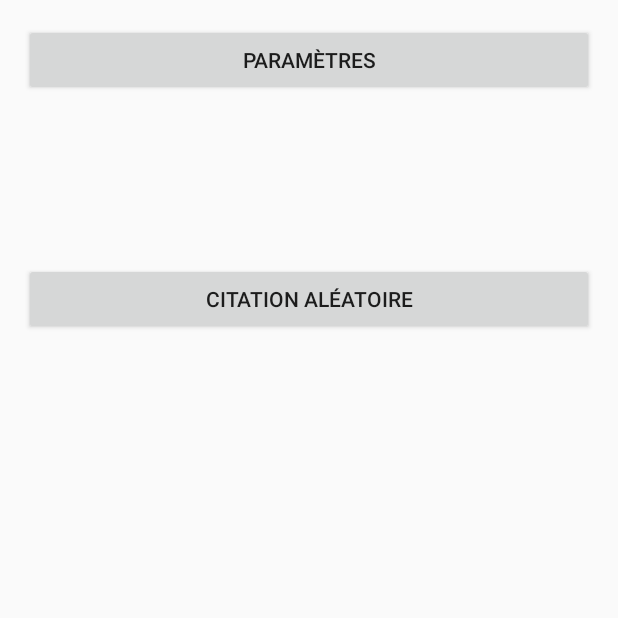
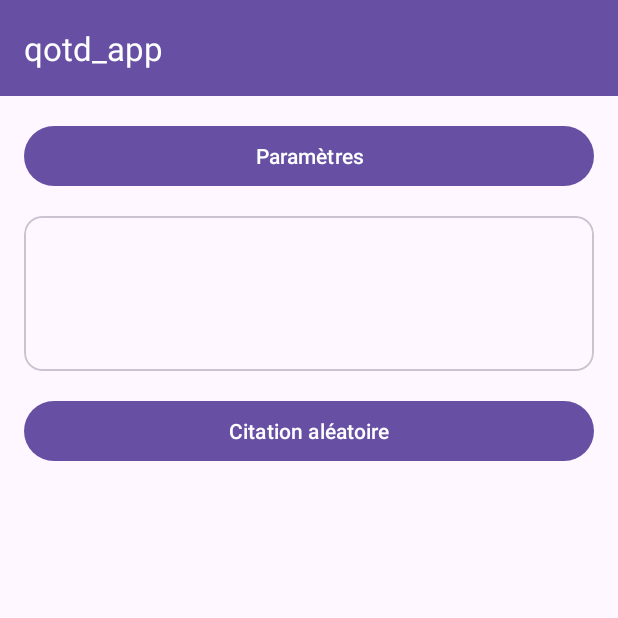
Before and after one commit to quvntvn/qotd_app, an Android app built with Jetpack Compose: the screen it shows after launch (MainActivity), on a phone screen of 412 x 824 dp, the top half of it. Run offline under Robolectric (Android 15) with nearby library versions, the phone set to English and light mode, and no system bars; 2 statements that could not run were skipped.

Commit message:
Improve UI with Material design

```diff
--- a/app/src/main/res/layout/activity_main.xml
+++ b/app/src/main/res/layout/activity_main.xml
@@ -1,56 +1,88 @@
 <!-- 11. res/layout/activity_main.xml -->
 <LinearLayout
     xmlns:android="http://schemas.android.com/apk/res/android"
+    xmlns:app="http://schemas.android.com/apk/res-auto"
     android:layout_width="match_parent"
     android:layout_height="match_parent"
+    android:orientation="vertical">
+
+    <com.google.android.material.appbar.MaterialToolbar
+        android:id="@+id/toolbar"
+        android:layout_width="match_parent"
+        android:layout_height="wrap_content"
+        android:background="?attr/colorPrimary"
+        app:title="@string/app_name"
+        app:titleTextColor="@android:color/white" />
+
+    <ScrollView
+        android:layout_width="match_parent"
+        android:layout_height="0dp"
+        android:layout_weight="1">
+
+        <LinearLayout
+            android:layout_width="match_parent"
+            android:layout_height="wrap_content"
             android:orientation="vertical"
             android:padding="16dp">
 
-    <Button
+            <com.google.android.material.button.MaterialButton
                 android:id="@+id/btn_settings"
                 android:layout_width="match_parent"
                 android:layout_height="wrap_content"
-        android:text="Paramètres"/>
+                android:text="@string/action_settings" />
 
-    <ProgressBar
+            <com.google.android.material.progressindicator.CircularProgressIndicator
                 android:id="@+id/progressBar"
                 android:layout_width="wrap_content"
                 android:layout_height="wrap_content"
                 android:layout_gravity="center"
-        android:visibility="gone"/>
+                android:visibility="gone" />
+
+            <com.google.android.material.card.MaterialCardView
+                android:layout_width="match_parent"
+                android:layout_height="wrap_content"
+                android:layout_marginTop="16dp">
+
+                <LinearLayout
+                    android:layout_width="match_parent"
+                    android:layout_height="wrap_content"
+                    android:orientation="vertical"
+                    android:padding="16dp">
 
                     <TextView
                         android:id="@+id/tvQuote"
                         android:layout_width="match_parent"
                         android:layout_height="wrap_content"
-        android:textSize="18sp"
-        android:padding="16dp"/>
+                        android:textSize="18sp" />
 
                     <TextView
                         android:id="@+id/tvAuthor"
                         android:layout_width="match_parent"
                         android:layout_height="wrap_content"
                         android:textStyle="bold"
-        android:paddingStart="16dp"/>
+                        android:paddingTop="8dp" />
 
                     <TextView
                         android:id="@+id/tvYear"
                         android:layout_width="match_parent"
-        android:layout_height="wrap_content"
-        android:paddingStart="16dp"
-        android:paddingBottom="16dp"/>
+                        android:layout_height="wrap_content" />
+                </LinearLayout>
+            </com.google.android.material.card.MaterialCardView>
 
-    <Button
+            <com.google.android.material.button.MaterialButton
                 android:id="@+id/btnRandom"
                 android:layout_width="match_parent"
                 android:layout_height="wrap_content"
-        android:text="Citation aléatoire"/>
+                android:text="@string/random_quote"
+                android:layout_marginTop="16dp" />
 
-    <Button
+            <com.google.android.material.button.MaterialButton
                 android:id="@+id/btnDaily"
                 android:layout_width="match_parent"
                 android:layout_height="wrap_content"
-        android:text="Citation du jour"
-        android:visibility="gone"/>
-
+                android:text="@string/daily_quote"
+                android:visibility="gone"
+                android:layout_marginTop="8dp" />
         </LinearLayout>
+    </ScrollView>
+</LinearLayout>
--- a/app/src/main/res/values/strings.xml
+++ b/app/src/main/res/values/strings.xml
@@ -3,4 +3,10 @@
     <!-- Simple English text avoids parsing issues on some build tools -->
     <string name="notification_permission_rationale">To display daily quote notifications, the app requires notification permission.</string>
     <string name="notification_permission_denied">Permission de notification refusée. Les citations quotidiennes ne seront pas affichées.</string>
+    <string name="action_settings">Paramètres</string>
+    <string name="random_quote">Citation aléatoire</string>
+    <string name="daily_quote">Citation du jour</string>
+    <string name="save">Enregistrer</string>
+    <string name="notifications_enabled">Notifications activées</string>
+    <string name="notification_time">Heure de notification</string>
 </resources>
--- a/app/src/main/res/values/themes.xml
+++ b/app/src/main/res/values/themes.xml
@@ -1,5 +1,5 @@
 <?xml version="1.0" encoding="utf-8"?>
 <resources>
 
-    <style name="Theme.Qotd_app" parent="Theme.AppCompat.Light.NoActionBar" />
+    <style name="Theme.Qotd_app" parent="Theme.Material3.DayNight.NoActionBar" />
 </resources>
```
Also changed, not shown: app/src/main/res/layout/activity_settings.xml (+21 -12 lines). Lines whose indentation alone changed are shown as unchanged.
